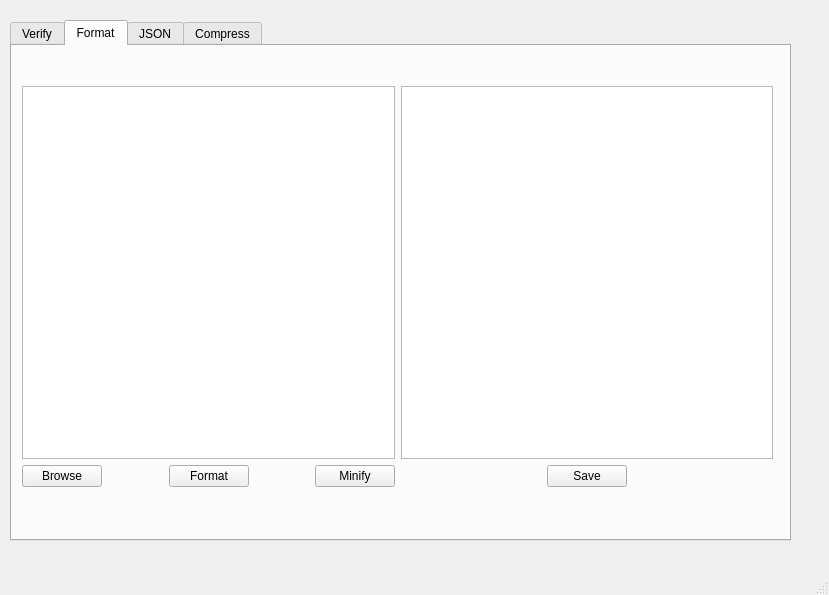
First picture: the form in mainwindow.ui, repository Ahmed-Tarek-Mahmoud/CSE331-DSA-Project, before the edit.
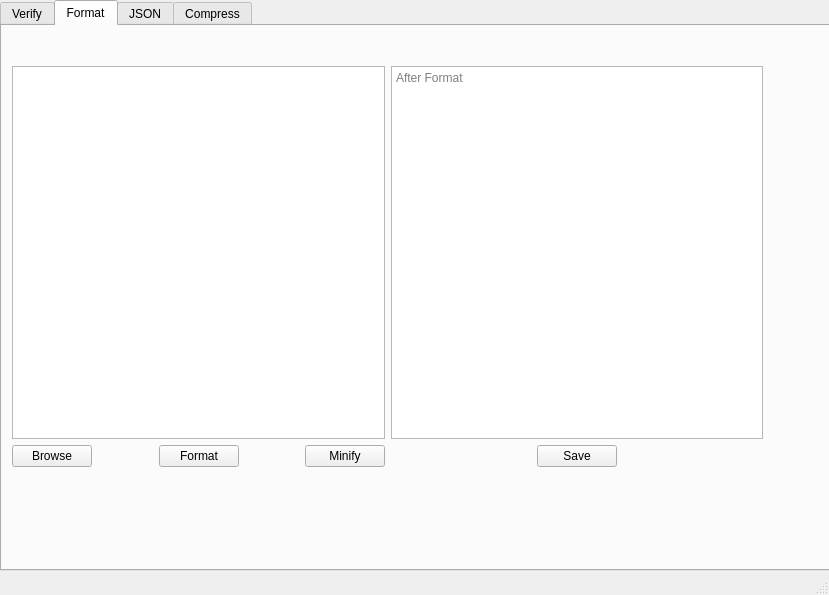
Second picture: the form after the edit. The open tabs and pages were chosen to show the change.

Commit message: Added Format Button Slot and Save as

Diff of the .ui file:
```diff
--- a/mainwindow.ui
+++ b/mainwindow.ui
@@ -20,13 +20,19 @@
    <string>MainWindow</string>
   </property>
   <widget class="QWidget" name="centralwidget">
+   <property name="sizePolicy">
+    <sizepolicy hsizetype="Maximum" vsizetype="Maximum">
+     <horstretch>0</horstretch>
+     <verstretch>0</verstretch>
+    </sizepolicy>
+   </property>
    <widget class="QTabWidget" name="tabWidget">
     <property name="geometry">
      <rect>
-      <x>10</x>
-      <y>20</y>
-      <width>781</width>
-      <height>521</height>
+      <x>0</x>
+      <y>0</y>
+      <width>831</width>
+      <height>571</height>
      </rect>
     </property>
     <property name="sizePolicy">
@@ -232,7 +238,17 @@
        <item>
         <layout class="QVBoxLayout" name="verticalLayout_4">
          <item>
-          <widget class="QTextEdit" name="afterFormat"/>
+          <widget class="QTextEdit" name="afterFormat">
+           <property name="lineWrapMode">
+            <enum>QTextEdit::LineWrapMode::NoWrap</enum>
+           </property>
+           <property name="readOnly">
+            <bool>true</bool>
+           </property>
+           <property name="placeholderText">
+            <string>After Format</string>
+           </property>
+          </widget>
          </item>
          <item>
           <layout class="QHBoxLayout" name="horizontalLayout_6">
```
Left out of the diff: 2 changed lines with no effect on the pictures. The commit also changes 80 other files.
